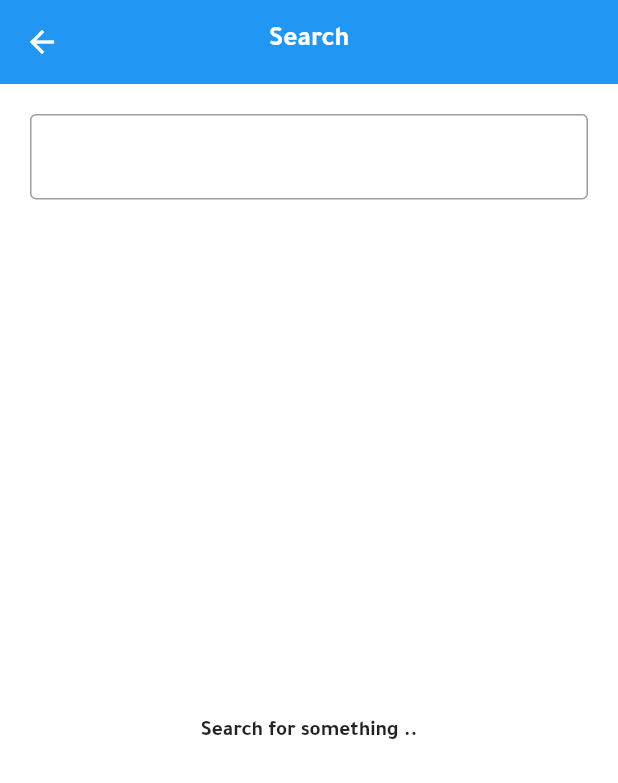
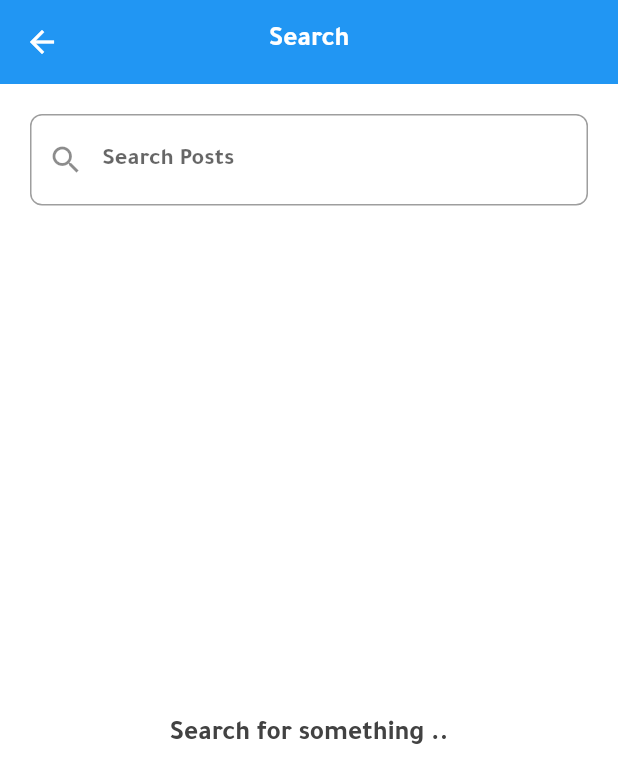
Before and after one commit to Abdullah-3hmed/losts-app, a Flutter app: the SearchScreen screen opened directly, on a phone screen of 412 x 824 dp. Shown: the top 783 px of the screen. Run offline on Flutter 3.47's test engine with Material 2 defaults, Android fonts, the phone set to English and light mode, and no system bars; our stand-ins replace bloc, cloud_firestore, conditional_builder_null_safety, firebase_auth, firebase_core, firebase_storage and 6 more; accounts and stored records are empty.

Commit message:
handle search with AppCubit

```diff
--- a/lib/cubit/app_cubit/app_states.dart
+++ b/lib/cubit/app_cubit/app_states.dart
@@ -113,3 +113,9 @@ class AppSendMessageErrorState extends AppStates {}
 class AppGetMessageSuccessState extends AppStates {}
 
 class AppLogOutSuccessState extends AppStates {}
+
+class AppSearchOnSubmitState extends AppStates {}
+
+class AppSearchOnChangeState extends AppStates {}
+
+class AppSearchOnTapState extends AppStates {}
--- a/lib/modules/search/search_screen.dart
+++ b/lib/modules/search/search_screen.dart
@@ -5,20 +5,17 @@ import 'package:social_app/cubit/app_cubit/app_states.dart';
 import 'package:social_app/models/post_model/post.dart';
 import 'package:social_app/shared/components/components.dart';
 
-class SearchScreen extends StatefulWidget {
+class SearchScreen extends StatelessWidget {
   const SearchScreen({Key? key}) : super(key: key);
 
   @override
-  State<SearchScreen> createState() => _SearchScreenState();
-}
+  Widget build(BuildContext context) {
+    var searchController = TextEditingController();
 
-class _SearchScreenState extends State<SearchScreen> {
-  final _searchController = TextEditingController();
     List<Post> posts = [];
-  bool _typing = true;
-
-  @override
-  Widget build(BuildContext context) {
+    return BlocConsumer<AppCubit, AppStates>(
+      listener: (context, state) {},
+      builder: (context, state) {
         return Scaffold(
           appBar: AppBar(
             centerTitle: true,
@@ -34,10 +31,17 @@ class _SearchScreenState extends State<SearchScreen> {
               Padding(
                 padding: const EdgeInsets.all(20.0),
                 child: TextFormField(
-              controller: _searchController,
+                  controller: searchController,
                   decoration: const InputDecoration(
-                border:OutlineInputBorder(
-
+                    prefixIcon: Icon(
+                      Icons.search,
+                    ),
+                    hintText: 'Search Posts',
+                    contentPadding: EdgeInsets.all(20.0),
+                    border: OutlineInputBorder(
+                      borderRadius: BorderRadius.all(
+                        Radius.circular(8.0),
+                      ),
                     ),
                   ),
                   keyboardType: TextInputType.text,
@@ -49,41 +53,53 @@ class _SearchScreenState extends State<SearchScreen> {
                           (element) => element.postText.contains(value),
                         )
                         .toList();
-                setState(() {
-                  _typing = false;
-                });
+
+                    AppCubit.get(context).searchOnSubmit();
                   },
                   onChanged: (value) {
-                _typing = true;
-                setState(() {});
+                    AppCubit.get(context).searchOnchange();
                   },
                   onTap: () {
-                _typing = true;
-                setState(() {});
+                    AppCubit.get(context).searchOnTap();
                   },
                 ),
               ),
-          _typing
-              ? const Expanded(
+              AppCubit.get(context).typing
+                  ? Expanded(
                       child: Center(
-                    child: Text('Search for something ..'),
+                        child: Text(
+                          'Search for something ..',
+                          style:
+                              Theme.of(context).textTheme.bodyLarge!.copyWith(
+                                    color: Colors.grey[800],
+                                  ),
+                        ),
                       ),
                     )
                   : Expanded(
                       child: posts.isEmpty
-                      ? const Center(child: Text('No posts found!'))
+                          ? Center(
+                              child: Text(
+                                'No posts found!',
+                                style: Theme.of(context)
+                                    .textTheme
+                                    .bodyLarge!
+                                    .copyWith(
+                                      color: Colors.grey[800],
+                                    ),
+                              ),
+                            )
                           : ListView.separated(
                               physics: const BouncingScrollPhysics(),
                               itemBuilder: (context, index) {
-                            return BlocConsumer<AppCubit, AppStates>(
-                              listener: (context, state) {},
-                              builder: (context, state) {
-                                return buildPostItem(context, posts[index],
-                                    isUserProfile: false);
-                              },
+                                return buildPostItem(
+                                  context,
+                                  posts[index],
+                                  isUserProfile: false,
                                 );
                               },
-                          separatorBuilder: (context, index) => const SizedBox(
+                              separatorBuilder: (context, index) =>
+                                  const SizedBox(
                                 height: 10.0,
                               ),
                               itemCount: posts.length,
@@ -92,5 +108,7 @@ class _SearchScreenState extends State<SearchScreen> {
             ],
           ),
         );
+      },
+    );
   }
 }
```
Also changed, not shown: lib/cubit/app_cubit/app_cubit.dart (+17 -1 lines), lib/modules/home/home_screen.dart (+33 -3 lines), pubspec.lock. Lines whose indentation alone changed are shown as unchanged.
